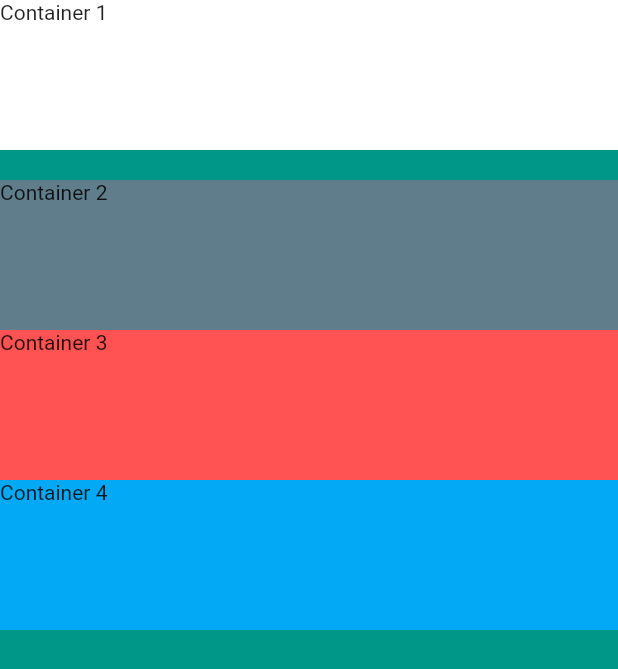
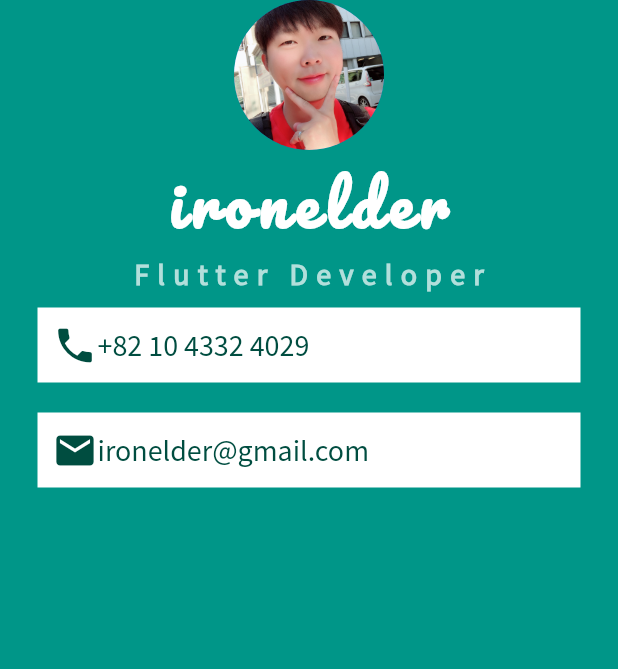
Before and after one commit to ironelder/MyProfileCard, a Flutter app: the screen it shows after launch, on a phone screen of 412 x 824 dp. Shown: the top 669 px of the screen. Run offline on Flutter 3.47's test engine with Material 2 defaults, Android fonts, the phone set to English and light mode, and no system bars.

Commit message:
MyProfile First Make

```diff
--- a/flutterprofilecard/lib/main.dart
+++ b/flutterprofilecard/lib/main.dart
@@ -12,33 +12,72 @@ class MyProfile extends StatelessWidget {
         backgroundColor: Colors.teal,
         body: SafeArea(
           child: Column(
-            crossAxisAlignment: CrossAxisAlignment.stretch,
             children: <Widget>[
-              Container(
-                height: 100.0,
-                width: 100.0,
-                color: Colors.white,
-                child: Text('Container 1'),
+              CircleAvatar(
+                radius: 50.0,
+                backgroundImage: AssetImage('images/MyProfile.jpg'),
               ),
-              SizedBox(height: 20.0,),
-              Container(
-                height: 100.0,
-                width: double.infinity,
-                color: Colors.blueGrey,
-                child: Text('Container 2'),
+              Text(
+                'ironelder',
+                style: TextStyle(
+                  fontFamily: 'Pacifico',
+                  fontSize: 40.0,
+                  color: Colors.white,
+                  fontWeight: FontWeight.bold,
+                  letterSpacing: 4.5,
+                ),
+              ),
+              Text(
+                'Flutter Developer',
+                style: TextStyle(
+                    fontFamily: 'Source Sans Pro',
+                    color: Colors.teal.shade100,
+                    fontSize: 20.0,
+                    letterSpacing: 5.5,
+                    fontWeight: FontWeight.bold),
               ),
               Container(
-                height: 100.0,
-                width: double.infinity,
-                color: Colors.redAccent,
-                child: Text('Container 3'),
+                padding: EdgeInsets.all(10.0),
+                color: Colors.white,
+                margin: EdgeInsets.symmetric(vertical: 10.0, horizontal: 25.0),
+                child: Row(
+                  children: <Widget>[
+                    Icon(
+                      Icons.phone,
+                      color: Colors.teal.shade900,
+                      size: 30.0,
+                    ),
+                    Text(
+                      '+82 10 4332 4029',
+                      style: TextStyle(
+                          fontSize: 20.0,
+                          color: Colors.teal.shade900,
+                          fontFamily: 'Source Sans Pro'),
+                    )
+                  ],
+                ),
               ),
               Container(
-                height: 100.0,
-                width: double.infinity,
-                color: Colors.lightBlue,
-                child: Text('Container 4'),
-              ),
+                color: Colors.white,
+                padding: EdgeInsets.all(10.0),
+                margin: EdgeInsets.symmetric(vertical: 10.0, horizontal: 25.0),
+                child: Row(
+                  children: <Widget>[
+                    Icon(
+                      Icons.email,
+                      color: Colors.teal.shade900,
+                      size: 30.0,
+                    ),
+                    Text(
+                      'ironelder@gmail.com',
+                      style: TextStyle(
+                          fontSize: 20.0,
+                          color: Colors.teal.shade900,
+                          fontFamily: 'Source Sans Pro'),
+                    )
+                  ],
+                ),
+              )
             ],
           ),
         ),
```
Also changed, not shown: flutterprofilecard/pubspec.yaml (+9 -48 lines), flutterprofilecard/fonts/Pacifico-Regular.ttf (added), flutterprofilecard/fonts/SourceSansPro-Regular.ttf (added), flutterprofilecard/images/MyProfile.jpg (added).
